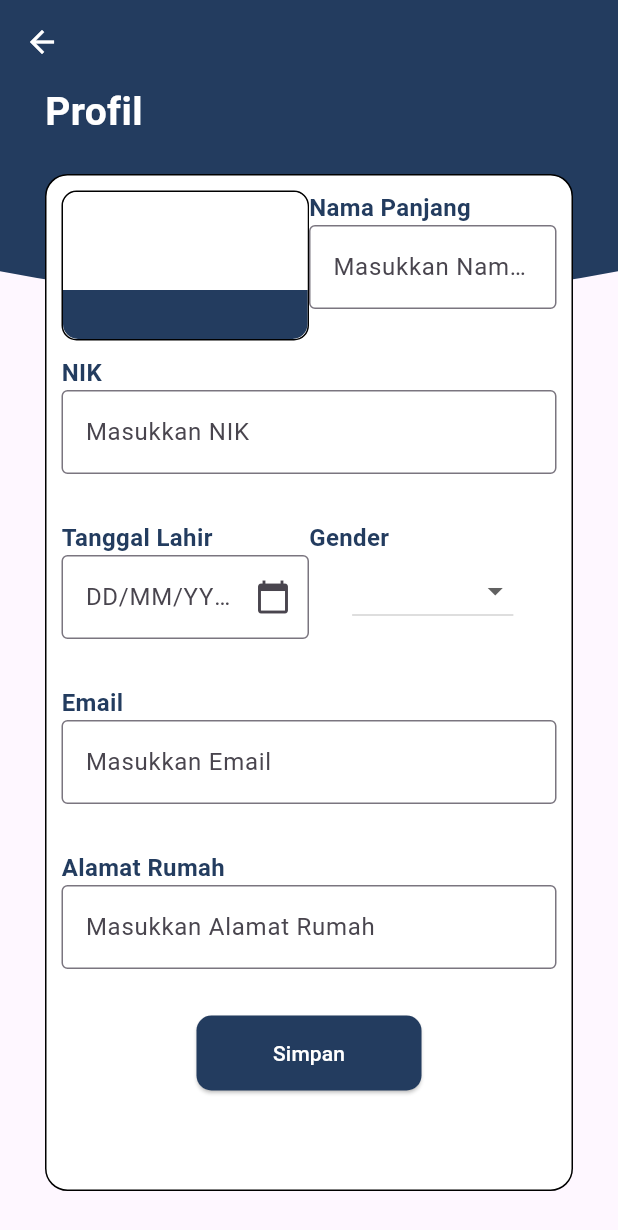
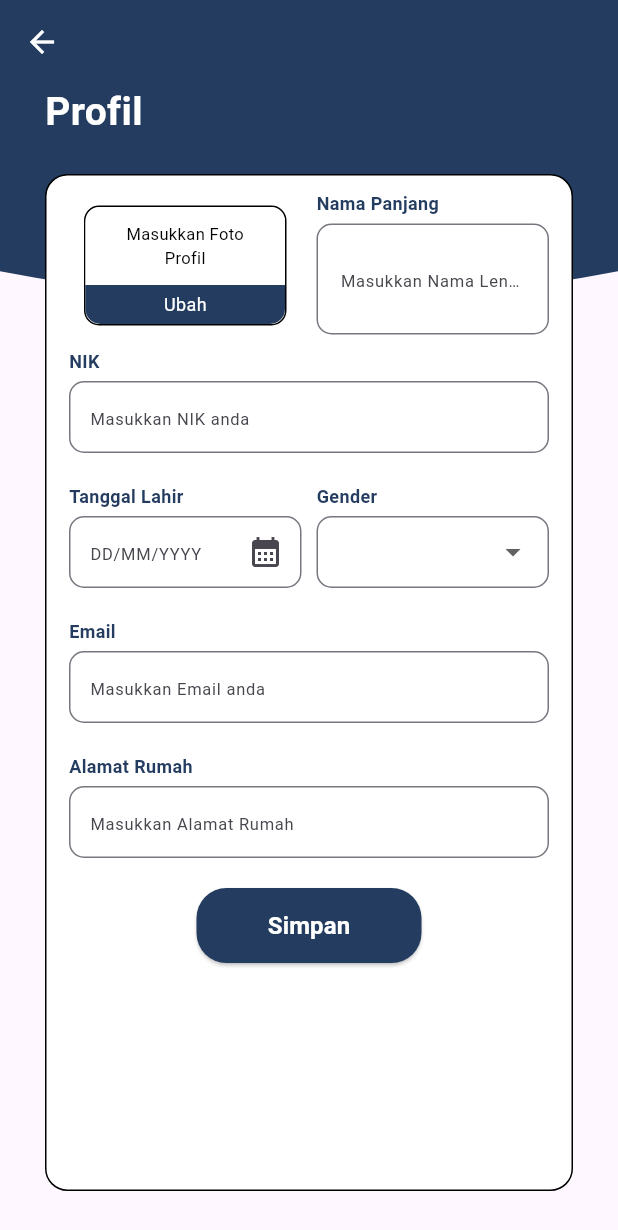
Before and after one commit to sghda/KUISPROVIS, a Flutter app: the screen it shows after launch, after a tap on "Jawaban No 1", on a phone screen of 412 x 824 dp. Shown: the top 1230 px of the screen. Run offline on Flutter 3.47's test engine with Material 3 defaults, Android fonts, the phone set to English and light mode, and no system bars; our stand-ins replace file_picker.

Commit message:
edit soal1

```diff
--- a/app/lib/main.dart
+++ b/app/lib/main.dart
@@ -1,5 +1,8 @@
+import 'dart:io';
+
 import 'package:flutter/material.dart';
 import 'package:flutter/widgets.dart';
+import 'package:file_picker/file_picker.dart';
 
 void main() {
   runApp(const MyApp());
@@ -127,23 +130,20 @@ class _MyHomePageState extends State<MyHomePage> {
               child: Column(
                 children: [
                   Container(
-                    margin: EdgeInsets.only(top: 10, left: 10, right: 10, bottom: 10),
+                    margin: EdgeInsets.only(top: 10, left: 15, right: 15, bottom: 5),
                     // color: Colors.blue,
                     height: 100,
                     child: Row(
-                      mainAxisAlignment: MainAxisAlignment.spaceBetween,
                       children: [
                         Expanded(
                           child: Container(
-                            // width: 50,
-                            // height: 50,
-
-                            // color: Colors.green,
+                            margin: EdgeInsets.all(10),
                             decoration: BoxDecoration(
                               border: Border.all(color: Colors.black, width: 1),
                               borderRadius: BorderRadius.circular(10),
                             ),
-                            child: Column(children: [
+                            child: Column(
+                              children: [
                               Expanded(
                                 flex: 2,
                                 child: Container(
@@ -154,6 +154,25 @@ class _MyHomePageState extends State<MyHomePage> {
                                       topRight: Radius.circular(10)
                                     )
                                   ),
+
+                                  child: Center(
+                                    child: GestureDetector(
+                                      onTap: () async{
+                                        FilePickerResult? result = await FilePicker.platform.pickFiles(
+                                          type: FileType.custom,
+                                          allowedExtensions: ['jpg', 'jpeg', 'png'],
+                                        );
+                                      },
+                                      child: Text(
+                                        "Masukkan Foto\nProfil",
+                                        textAlign: TextAlign.center,
+                                        style: TextStyle(
+                                          color: Colors.black,
+                                          fontSize: 11,
+                                        ),
+                                      ),
+                                    ),
+                                  )
                                   ),
                               ),
 
@@ -166,12 +185,22 @@ class _MyHomePageState extends State<MyHomePage> {
                                       bottomRight: Radius.circular(10)
                                     )
                                   ),
+                                  child: Center(
+                                    child: Text(
+                                      "Ubah",
+                                      style: TextStyle(
+                                        color: Colors.white,
+                                        fontSize: 12,
+                                      ),
+                                    ),
+                                  )
                                   // color: Color.fromRGBO(35, 60, 95, 1),
                                 ),
                               )
                             ],),
                           ),
                         ),
+                        SizedBox(width: 10,),
                         Expanded(
                           child: Container(
                             // color: Colors.yellow,
@@ -183,15 +212,22 @@ class _MyHomePageState extends State<MyHomePage> {
                                     "Nama Panjang",
                                     style: TextStyle(
                                       color: Color.fromRGBO(35, 60, 95, 1),
-                                      fontSize: 16,
+                                      fontSize: 12,
                                       fontWeight: FontWeight.bold
                                     ),
                                   ),
                                 ),
+                                SizedBox(height: 5,),
                                 TextField(
                                   decoration: InputDecoration(
-                                    border: OutlineInputBorder(),
-                                    hintText: "Masukkan Nama Panjang"
+                                    border: OutlineInputBorder(
+                                      borderRadius: BorderRadius.circular(10)
+                                    ),
+                                    hintText: "Masukkan Nama Lengkap",
+                                    hintStyle: TextStyle(
+                                      fontSize: 11,
+                                    ),
+                                    contentPadding: EdgeInsets.symmetric(vertical: 25, horizontal: 12)
                                   ),
                                 )
                               ],
@@ -201,9 +237,9 @@ class _MyHomePageState extends State<MyHomePage> {
                     ],),
                   ),
                   Container(
-                    margin: EdgeInsets.only(left: 10, right: 10, bottom: 10),
+                    margin: EdgeInsets.only(left: 15, right: 15, bottom: 5),
                     // color: Colors.red,
-                    height: 100,
+                    height: 85,
                     child: Column(
                               children: [
                                 Align(
@@ -212,15 +248,23 @@ class _MyHomePageState extends State<MyHomePage> {
                                     "NIK",
                                     style: TextStyle(
                                       color: Color.fromRGBO(35, 60, 95, 1),
-                                      fontSize: 16,
+                                      fontSize: 12,
                                       fontWeight: FontWeight.bold
                                     ),
                                   ),
                                 ),
+                                SizedBox(height: 5,),
                                 TextField(
                                   decoration: InputDecoration(
-                                    border: OutlineInputBorder(),
-                                    hintText: "Masukkan NIK"
+                                    border: OutlineInputBorder(
+                                      borderRadius: BorderRadius.circular(10)
+                                    ),
+                                    hintText: "Masukkan NIK anda",
+                                    hintStyle: TextStyle(
+                                      fontSize: 11
+                                    ),
+                                    // isDense: true,
+                                    contentPadding: EdgeInsets.symmetric(vertical: 10, horizontal: 10)
                                   ),
                                 )
                               ],
@@ -228,13 +272,14 @@ class _MyHomePageState extends State<MyHomePage> {
                   ),
                   Container(
 
-                    margin: EdgeInsets.only(left: 10, right: 10, bottom: 10),
-                    height: 100,
+                    margin: EdgeInsets.only(left: 15, right: 15, bottom: 5),
+                    height: 85,
                     child: Row(
-                      mainAxisAlignment: MainAxisAlignment.spaceBetween,
+                      // mainAxisAlignment: MainAxisAlignment.spaceEvenly,
                       children: [
                         Expanded(
                           child: Container(
+                            // color: Colors.blue,
                             child: Column(
                               children: [
                                 Align(
@@ -243,18 +288,26 @@ class _MyHomePageState extends State<MyHomePage> {
                                     "Tanggal Lahir",
                                     style: TextStyle(
                                       color: Color.fromRGBO(35, 60, 95, 1),
-                                      fontSize: 16,
+                                      fontSize: 12,
                                       fontWeight: FontWeight.bold
                                     ),
                                   ),
                                 ),
+                                SizedBox(height: 5,),
                                 // form tanggal
                                 TextField(
+                                  // controller: TextEditingController(text: pilihTanggal.toString()),
                                   decoration: InputDecoration(
-                                    border: OutlineInputBorder(),
+                                    border: OutlineInputBorder(
+                                      borderRadius: BorderRadius.circular(10)
+                                    ),
                                     hintText: "DD/MM/YYYY",
+                                    hintStyle: TextStyle(
+                                      fontSize: 11
+                                    ),
+                                    contentPadding: EdgeInsets.symmetric(vertical: 10, horizontal: 10),
                                     suffixIcon: IconButton(
-                                      icon: Icon(Icons.calendar_today),
+                                      icon: Icon(Icons.calendar_month),
                                       onPressed: () async {
                                         final DateTime? picked = await showDatePicker(
                                           context: context,
@@ -276,6 +329,8 @@ class _MyHomePageState extends State<MyHomePage> {
                             ),
                           ),
                         ),
+                        SizedBox(width: 10,),
+
                         Expanded(
                           child: Container(
                             // color: Colors.yellow,
@@ -287,18 +342,25 @@ class _MyHomePageState extends State<MyHomePage> {
                                     "Gender",
                                     style: TextStyle(
                                       color: Color.fromRGBO(35, 60, 95, 1),
-                                      fontSize: 16,
+                                      fontSize: 12,
                                       fontWeight: FontWeight.bold
                                     ),
                                   ),
                                 ),
+                                SizedBox(height: 5,),
                                 // drop down form hint sama ada borrdernya
-                                DropdownButton<String>(
+                                DropdownButtonFormField<String>(
+                                  decoration: InputDecoration(
+                                    border: OutlineInputBorder(
+                                      borderRadius: BorderRadius.circular(10)
+                                    ),
+                                    contentPadding: EdgeInsets.symmetric(vertical: 10, horizontal: 10),
+                                    ),
                                   value: selectedGender,
                                   items: <String>['Laki-laki', 'Perempuan'].map((String value) {
                                     return DropdownMenuItem<String>(
                                       value: value,
-                                      child: Text(value),
+                                      child: Text(value, style: TextStyle(fontSize: 11)),
                                     );
                                   }).toList(),
                                   onChanged: (String? newValue) {
@@ -314,9 +376,9 @@ class _MyHomePageState extends State<MyHomePage> {
                     ],),
                   ),
                   Container(
-                    margin: EdgeInsets.only(left: 10, right: 10, bottom: 10),
+                    margin: EdgeInsets.only(left: 15, right: 15, bottom: 5),
                     // color: Colors.red,
-                    height: 100,
+                    height: 85,
                     child: Column(
                               children: [
                                 Align(
@@ -325,24 +387,31 @@ class _MyHomePageState extends State<MyHomePage> {
                                     "Email",
                                     style: TextStyle(
                                       color: Color.fromRGBO(35, 60, 95, 1),
-                                      fontSize: 16,
+                                      fontSize: 12,
                                       fontWeight: FontWeight.bold
                                     ),
                                   ),
                                 ),
+                                SizedBox(height: 5,),
                                 TextField(
                                   decoration: InputDecoration(
-                                    border: OutlineInputBorder(),
-                                    hintText: "Masukkan Email"
+                                    border: OutlineInputBorder(
+                                      borderRadius: BorderRadius.circular(10)
+                                    ),
+                                    hintText: "Masukkan Email anda",
+                                    hintStyle: TextStyle(
+                                      fontSize: 11
+                                    ),
+                                    contentPadding: EdgeInsets.symmetric(vertical: 10, horizontal: 10)
                                   ),
                                 )
                               ],
                             ),
                   ),
                   Container(
-                    margin: EdgeInsets.only(left: 10, right: 10, bottom: 10),
+                    margin: EdgeInsets.only(left: 15, right: 15, bottom: 5),
                     // color: Colors.red,
-                    height: 100,
+                    height: 85,
                     child: Column(
                               children: [
                                 Align(
@@ -351,29 +420,38 @@ class _MyHomePageState extends State<MyHomePage> {
                                     "Alamat Rumah",
                                     style: TextStyle(
                                       color: Color.fromRGBO(35, 60, 95, 1),
-                                      fontSize: 16,
+                                      fontSize: 12,
                                       fontWeight: FontWeight.bold
                                     ),
                                   ),
                                 ),
+                                SizedBox(height: 5,),
                                 TextField(
                                   decoration: InputDecoration(
-                                    border: OutlineInputBorder(),
-                                    hintText: "Masukkan Alamat Rumah"
+                                    border: OutlineInputBorder(
+                                      borderRadius: BorderRadius.circular(10)
+                                    ),
+                                    hintText: "Masukkan Alamat Rumah",
+                                    hintStyle: TextStyle(
+                                      fontSize: 11
+                                    ),
+                                    contentPadding: EdgeInsets.symmetric(vertical: 10, horizontal: 10)
                                   ),
                                 )
                               ],
                             ),
                   ),
                   ElevatedButton(
-                    onPressed: () => {},
-                    child: Text("Simpan"),
+                    onPressed: () => {
+                      _showDialog(context)
+                    },
+                    child: Text("Simpan", style: TextStyle(fontSize: 16, fontWeight: FontWeight.bold)),
                     style: ElevatedButton.styleFrom(
                       // ukurannya panjangin sedikit
                       minimumSize: Size(150,50),
                       foregroundColor: Colors.white, backgroundColor: Color.fromRGBO(35, 60, 95, 1),
                       shape: RoundedRectangleBorder(
-                        borderRadius: BorderRadius.circular(10)
+                        borderRadius: BorderRadius.circular(20)
                       )
                     ),
                   )
@@ -560,3 +638,23 @@ class ClipPathClass extends CustomClipper<Path> {
     return false;
   }
 }
+
+void _showDialog(BuildContext context) {
+  showDialog(
+    context: context,
+    builder: (BuildContext context) {
+      return AlertDialog(
+        title: Text("Profil"),
+        content: Text("Data berhasil disimpan"),
+        actions: [
+          ElevatedButton(
+            onPressed: () {
+              Navigator.of(context).pop();
+            },
+            child: Text("OK"),
+          ),
+        ],
+      );
+    },
+  );
+}
--- a/app/pubspec.yaml
+++ b/app/pubspec.yaml
@@ -28,8 +28,10 @@ environment:
 # the latest version available on pub.dev. To see which dependencies have newer
 # versions available, run `flutter pub outdated`.
 dependencies:
+  file_picker: ^4.0.0
   flutter:
     sdk: flutter
+
 
 
   # The following adds the Cupertino Icons font to your application.
```
Also changed, not shown: app/pubspec.lock.
